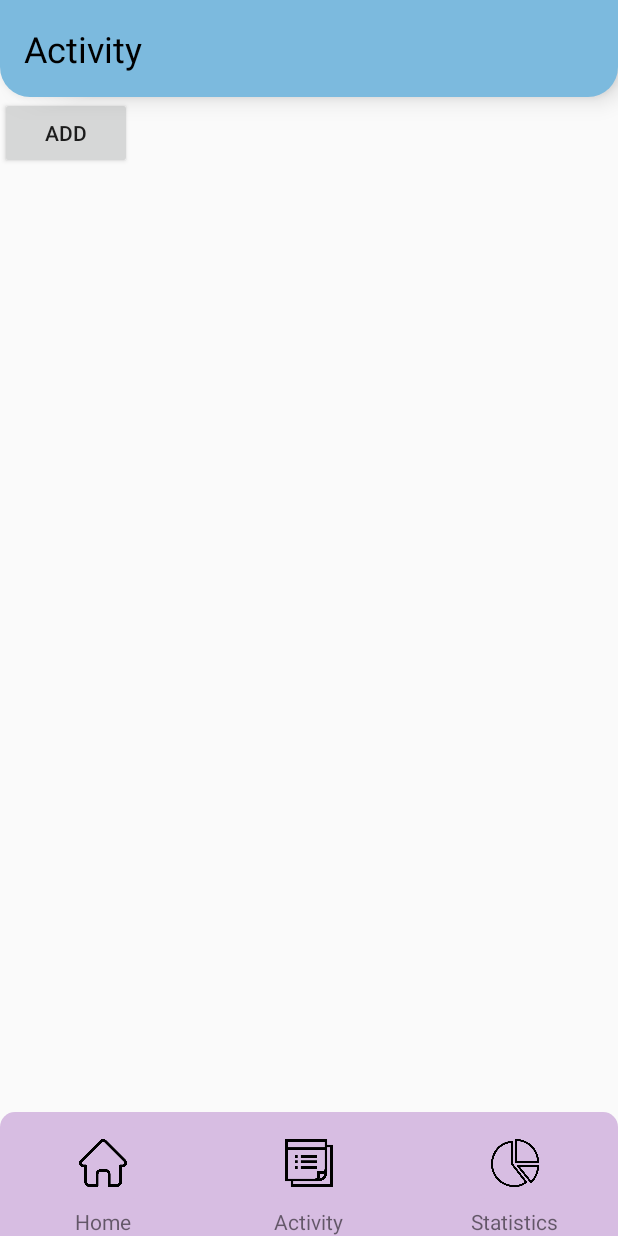
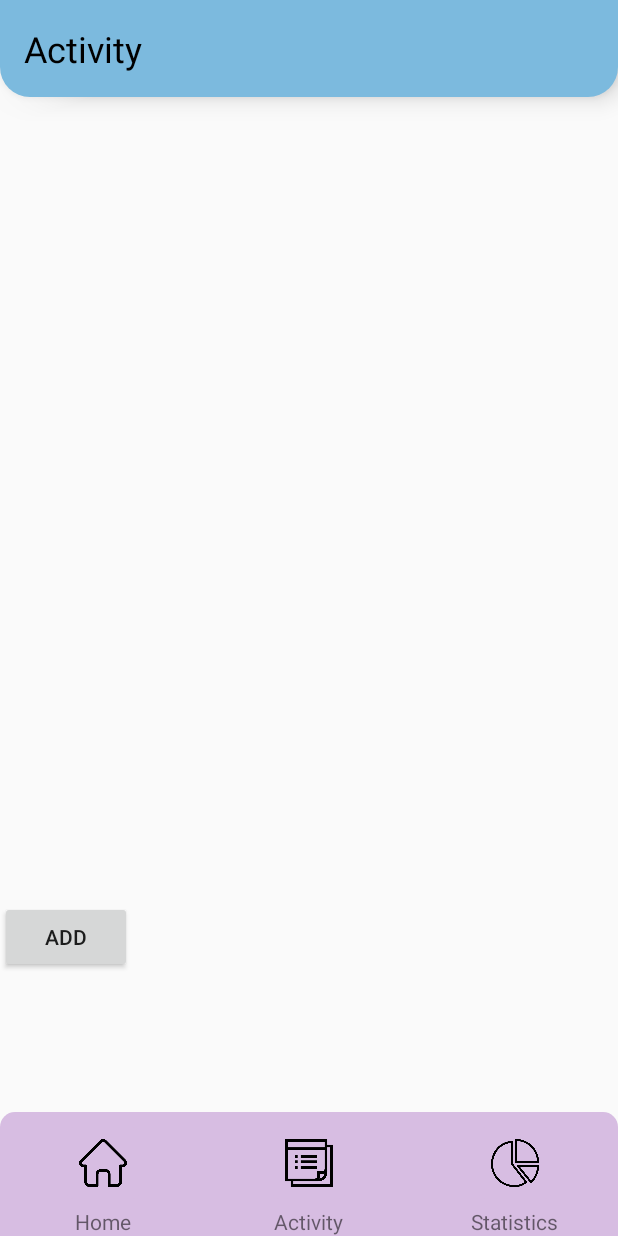
Before and after one commit to YungJKong/Finance_Budgeting_App, an Android app: the Transaction screen opened directly, with no data from a screen before it, on a phone screen of 412 x 824 dp. Run offline under Robolectric (Android 15) with nearby library versions, the phone set to English and light mode, and no system bars.

```diff
--- a/app/src/main/AndroidManifest.xml
+++ b/app/src/main/AndroidManifest.xml
@@ -9,14 +9,15 @@
         android:roundIcon="@mipmap/ic_launcher_round"
         android:supportsRtl="true"
         android:theme="@style/Theme.FinanceBudgetingApp" >
-
+        <activity
+            android:name=".SQLiteAdapter"
+            android:exported="false" />
         <activity
             android:name=".CreditCard"
             android:exported="false" />
         <activity
             android:name=".AddTransaction"
             android:exported="false" />
-
         <activity
             android:name=".Transaction"
             android:exported="false" />
--- /dev/null
+++ b/app/src/main/java/com/example/financebudgetingapp/SQLiteAdapter.java
@@ -0,0 +1,143 @@
+package com.example.financebudgetingapp;
+
+import android.content.ContentValues;
+import android.content.Context;
+import android.database.Cursor;
+import android.database.sqlite.SQLiteDatabase;
+import android.database.sqlite.SQLiteOpenHelper;
+import android.database.sqlite.SQLiteDatabase.CursorFactory;
+import android.support.v7.app.AppCompatActivity;
+import android.os.Bundle;
+
+import java.util.Date;
+
+public class SQLiteAdapter extends AppCompatActivity {
+    public static final String MYDATABASE_NAME = "MY_DATABASE";
+    public static final String MYDATABASE_TABLE = "DB_TRANSACTION";
+    public static final int MYDATABASE_VERSION = 1;
+    public static final String COLUMN_ID = "id";
+    public static final String COLUMN_TYPE = "type";
+    public static final String COLUMN_MONEY = "money";
+    public static final String COLUMN_WALLET = "wallet";
+    public static final String COLUMN_CATEGORY = "category";
+    public static final String COLUMN_NOTE = "note";
+    public static final String COLUMN_DATE = "date";
+
+    private static final String SCRIPT_CREATE_DATABASE ="CREATE TABLE " + MYDATABASE_TABLE + " (" +
+            COLUMN_ID + " INTEGER PRIMARY KEY AUTOINCREMENT, " +
+            COLUMN_TYPE + " TEXT, " +
+            COLUMN_MONEY + " REAL, " +
+            COLUMN_WALLET + " TEXT, " +
+            COLUMN_CATEGORY + " TEXT, " +
+            COLUMN_NOTE + " TEXT, " +
+            COLUMN_DATE + " TEXT)";
+
+    private SQLiteHelper sqLiteHelper;
+    private SQLiteDatabase sqLiteDatabase;
+    private Context context;
+
+
+    public SQLiteAdapter(Context c){
+        context = c;
+    }
+    public SQLiteAdapter openToRead() throws
+            android.database.SQLException {
+        sqLiteHelper = new SQLiteHelper(context, MYDATABASE_NAME, null, MYDATABASE_VERSION);
+        sqLiteDatabase = sqLiteHelper.getReadableDatabase();
+        return this;
+    }
+    public SQLiteAdapter openToWrite() throws
+            android.database.SQLException {
+        sqLiteHelper = new SQLiteHelper(context, MYDATABASE_NAME, null,MYDATABASE_VERSION);
+        sqLiteDatabase = sqLiteHelper.getWritableDatabase();
+        return this;
+    }
+    public void close() {
+        sqLiteHelper.close();
+    }
+    public long insert(String type, float money, String wallet, String category, String note, String date) {
+        ContentValues contentValues = new ContentValues();
+        contentValues.put(COLUMN_TYPE, type);
+        contentValues.put(COLUMN_MONEY, money);
+        contentValues.put(COLUMN_WALLET, wallet);
+        contentValues.put(COLUMN_CATEGORY, category);
+        contentValues.put(COLUMN_NOTE, note);
+        contentValues.put(COLUMN_DATE, date);
+        return sqLiteDatabase.insert(MYDATABASE_TABLE, null,
+                contentValues);
+    }
+    public int deleteAll() {
+        return sqLiteDatabase.delete(MYDATABASE_TABLE, null, null);}
+
+    public String queueAll() {
+        String[] columns = new String[] {
+                COLUMN_TYPE,
+                COLUMN_MONEY,
+                COLUMN_WALLET,
+                COLUMN_CATEGORY,
+                COLUMN_NOTE,
+                COLUMN_DATE
+        };
+
+        Cursor cursor = sqLiteDatabase.query(
+                MYDATABASE_TABLE,
+                columns,
+                null,
+                null,
+                null,
+                null,
+                null
+        );
+
+        StringBuilder resultBuilder = new StringBuilder();
+
+        int index_TYPE = cursor.getColumnIndex(COLUMN_TYPE);
+        int index_MONEY = cursor.getColumnIndex(COLUMN_MONEY);
+        int index_WALLET = cursor.getColumnIndex(COLUMN_WALLET);
+        int index_CATEGORY = cursor.getColumnIndex(COLUMN_CATEGORY);
+        int index_NOTE = cursor.getColumnIndex(COLUMN_NOTE);
+        int index_DATE = cursor.getColumnIndex(COLUMN_DATE);
+
+        cursor.moveToFirst();
+        while (!cursor.isAfterLast()) {
+            String type = cursor.getString(index_TYPE);
+            double money = cursor.getDouble(index_MONEY);
+            String wallet = cursor.getString(index_WALLET);
+            String category = cursor.getString(index_CATEGORY);
+            String note = cursor.getString(index_NOTE);
+            String date = cursor.getString(index_DATE);
+
+            // Process the retrieved data as needed
+            resultBuilder.append("Type: ").append(type).append("\n");
+            resultBuilder.append("Money: ").append(money).append("\n");
+            resultBuilder.append("Wallet: ").append(wallet).append("\n");
+            resultBuilder.append("Category: ").append(category).append("\n");
+            resultBuilder.append("Note: ").append(note).append("\n");
+            resultBuilder.append("Date: ").append(date).append("\n\n");
+
+            cursor.moveToNext();
+        }
+
+        cursor.close();
+        return resultBuilder.toString();
+    }
+
+    public class SQLiteHelper extends SQLiteOpenHelper {
+        public SQLiteHelper(Context context, String name,
+                            CursorFactory factory, int version) {
+            super(context, name, factory, version);
+        }
+        @Override
+        public void onCreate(SQLiteDatabase db) {
+            db.execSQL(SCRIPT_CREATE_DATABASE);
+        }
+        @Override
+        public void onUpgrade(SQLiteDatabase db, int oldVersion, int newVersion) {
+        }
+    }
+
+
+
+
+
+}
--- a/app/src/main/java/com/example/financebudgetingapp/Transaction.java
+++ b/app/src/main/java/com/example/financebudgetingapp/Transaction.java
@@ -6,46 +6,24 @@ import android.os.Bundle;
 import android.view.View;
 import android.widget.Button;
 import android.widget.ImageButton;
+import android.widget.TextView;
 
 public class Transaction extends AppCompatActivity {
 
     private ImageButton btnHome, btnAct, btnStat;
 
     private Button add;
+    private TextView viewTransaction;
+    private SQLiteAdapter mySQLiteAdapter;
     @Override
     protected void onCreate(Bundle savedInstanceState) {
         super.onCreate(savedInstanceState);
         setContentView(R.layout.activity_transaction);
 
-        btnHome = findViewById(R.id.btnHome);
-        btnAct = findViewById(R.id.btnAct);
-        btnStat = findViewById(R.id.btnStat);
         add = findViewById(R.id.addTran);
+        viewTransaction = findViewById(R.id.viewTransaction);
 
-        btnHome.setOnClickListener(new View.OnClickListener() {
-            @Override
-            public void onClick(View view) {
-                // Handle the Home button click here
-                startActivity(new Intent(Transaction.this, MainActivity.class));
-            }
-        });
 
-        btnAct.setOnClickListener(new View.OnClickListener() {
-            @Override
-            public void onClick(View view) {
-                // Handle the Activities button click here
-                // For example: startActivity(new Intent(MainActivity.this, ActivitiesActivity.class));
-                startActivity(new Intent(Transaction.this, com.example.financebudgetingapp.Transaction.class));
-            }
-        });
-
-        btnStat.setOnClickListener(new View.OnClickListener() {
-            @Override
-            public void onClick(View view) {
-                // Handle the Statistics button click here
-                // For example: startActivity(new Intent(MainActivity.this, StatisticsActivity.class));
-            }
-        });
         add.setOnClickListener(new View.OnClickListener() {
             @Override
             public void onClick(View view) {
@@ -55,5 +33,17 @@ public class Transaction extends AppCompatActivity {
             }
         });
 
+        mySQLiteAdapter = new SQLiteAdapter(this);
+        mySQLiteAdapter.openToRead();
+        String contentRead =
+                mySQLiteAdapter.queueAll();
+        mySQLiteAdapter.close();
+
+        viewTransaction.setText(contentRead);
+
+
+
+
+
     }
 }
--- a/app/src/main/res/layout/activity_transaction.xml
+++ b/app/src/main/res/layout/activity_transaction.xml
@@ -28,14 +28,39 @@
                 android:textSize="24sp"
                 android:textColor="@color/black"
                 android:layout_centerVertical="true"/>
+
         </RelativeLayout>
 
-        <Button
-            android:id="@+id/addTran"
-            android:layout_width="wrap_content"
-            android:layout_height="wrap_content"
-            app:layout_constraintTop_toBottomOf="@+id/activity"
-            android:text="Add"></Button>
+        <LinearLayout
+            android:layout_width="match_parent"
+            android:layout_height="match_parent"
+            android:orientation="vertical">
+
+            <ScrollView
+                android:layout_width="match_parent"
+                android:layout_height="match_parent">
+
+                <LinearLayout
+                    android:layout_width="match_parent"
+                    android:layout_height="wrap_content"
+                    android:orientation="vertical" >
+
+                    <TextView
+                        android:id="@+id/viewTransaction"
+                        android:layout_width="match_parent"
+                        android:layout_height="536dp"
+                        android:text="TextView" />
+
+                    <Button
+                        android:id="@+id/addTran"
+                        android:layout_width="wrap_content"
+                        android:layout_height="wrap_content"
+                        android:text="Add"
+                        app:layout_constraintTop_toBottomOf="@+id/activity"></Button>
+                </LinearLayout>
+            </ScrollView>
+
+        </LinearLayout>
 
     </LinearLayout>
 
```
Also changed, not shown: app/src/main/java/com/example/financebudgetingapp/AddTransaction.java (+67 -4 lines), app/src/main/res/layout/activity_add_transaction.xml (+23 -0 lines), app/src/main/res/layout/activity_sqlite_adapter.xml (added, +9 -0 lines).
